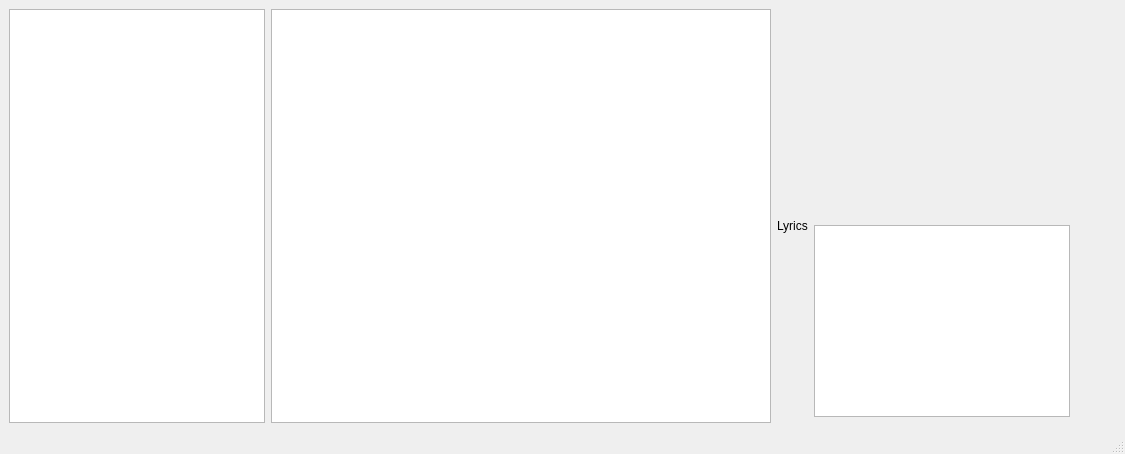
Before: the Qt Designer form app/src/mainwindow.ui in Hvvang/uTag, drawn with Qt 5.
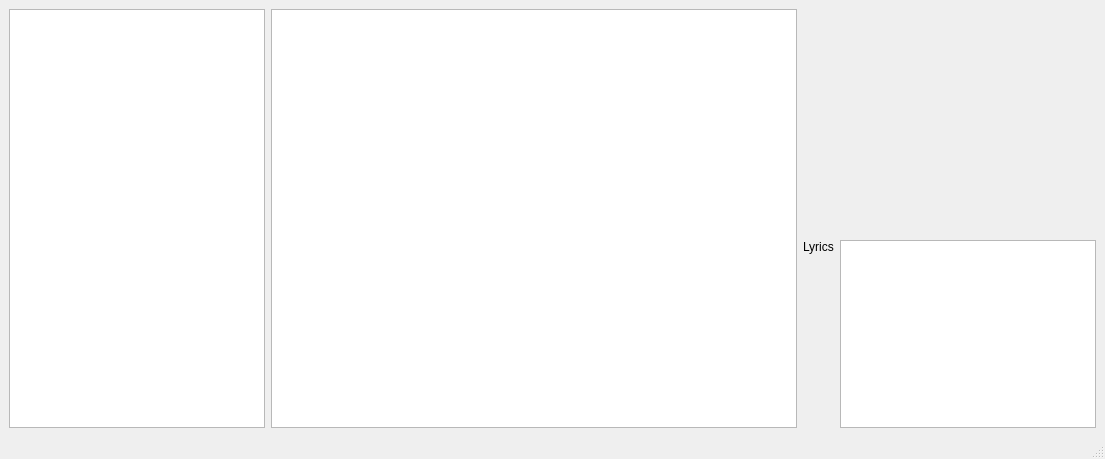
After: the same form once the commit is applied. Icons and pictures are not drawn.

Patch:
```diff
--- a/app/src/mainwindow.ui
+++ b/app/src/mainwindow.ui
@@ -6,8 +6,8 @@
    <rect>
     <x>0</x>
     <y>0</y>
-    <width>1125</width>
-    <height>454</height>
+    <width>1105</width>
+    <height>459</height>
    </rect>
   </property>
   <property name="windowTitle">
@@ -79,62 +79,75 @@
      <layout class="QGridLayout" name="gridLayout">
       <item row="3" column="1" alignment="Qt::AlignTop">
        <widget class="QLabel" name="label_6">
+        <property name="sizePolicy">
+         <sizepolicy hsizetype="Fixed" vsizetype="Preferred">
+          <horstretch>0</horstretch>
+          <verstretch>0</verstretch>
+         </sizepolicy>
+        </property>
         <property name="text">
          <string>Lyrics</string>
         </property>
        </widget>
       </item>
-      <item row="1" column="1" alignment="Qt::AlignBottom">
-       <widget class="QLabel" name="label">
-        <property name="sizePolicy">
-         <sizepolicy hsizetype="Fixed" vsizetype="Fixed">
-          <horstretch>0</horstretch>
-          <verstretch>0</verstretch>
-         </sizepolicy>
-        </property>
-        <property name="text">
-         <string/>
-        </property>
-       </widget>
-      </item>
-      <item row="1" column="3" alignment="Qt::AlignHCenter|Qt::AlignVCenter">
-       <widget class="QLabel" name="label_7">
-        <property name="sizePolicy">
-         <sizepolicy hsizetype="Fixed" vsizetype="Fixed">
-          <horstretch>0</horstretch>
-          <verstretch>0</verstretch>
-         </sizepolicy>
-        </property>
-        <property name="text">
-         <string/>
-        </property>
-        <property name="pixmap">
-         <pixmap>../../default-album-artwork.png</pixmap>
-        </property>
-       </widget>
-      </item>
-      <item row="3" column="3" alignment="Qt::AlignHCenter|Qt::AlignVCenter">
-       <widget class="QPlainTextEdit" name="plainTextEdit">
+      <item row="3" column="3" alignment="Qt::AlignLeft|Qt::AlignTop">
+       <widget class="QPlainTextEdit" name="Lyrics">
         <property name="sizePolicy">
          <sizepolicy hsizetype="Fixed" vsizetype="Expanding">
           <horstretch>0</horstretch>
           <verstretch>0</verstretch>
          </sizepolicy>
         </property>
+        <property name="minimumSize">
+         <size>
+          <width>256</width>
+          <height>177</height>
+         </size>
+        </property>
        </widget>
       </item>
-      <item row="3" column="4">
-       <spacer name="horizontalSpacer">
-        <property name="orientation">
-         <enum>Qt::Horizontal</enum>
+      <item row="1" column="3" alignment="Qt::AlignHCenter|Qt::AlignVCenter">
+       <widget class="QPushButton" name="coverImage">
+        <property name="sizePolicy">
+         <sizepolicy hsizetype="Fixed" vsizetype="Preferred">
+          <horstretch>0</horstretch>
+          <verstretch>0</verstretch>
+         </sizepolicy>
         </property>
-        <property name="sizeHint" stdset="0">
+        <property name="minimumSize">
          <size>
-          <width>40</width>
-          <height>20</height>
+          <width>225</width>
+          <height>225</height>
          </size>
         </property>
-       </spacer>
+        <property name="maximumSize">
+         <size>
+          <width>225</width>
+          <height>225</height>
+         </size>
+        </property>
+        <property name="autoFillBackground">
+         <bool>false</bool>
+        </property>
+        <property name="styleSheet">
+         <string notr="true"/>
+        </property>
+        <property name="text">
+         <string/>
+        </property>
+        <property name="autoRepeat">
+         <bool>false</bool>
+        </property>
+        <property name="autoDefault">
+         <bool>false</bool>
+        </property>
+        <property name="default">
+         <bool>false</bool>
+        </property>
+        <property name="flat">
+         <bool>true</bool>
+        </property>
+       </widget>
       </item>
      </layout>
     </item>
```
Left out of the diff: 15 changed lines with no effect on the pictures.
